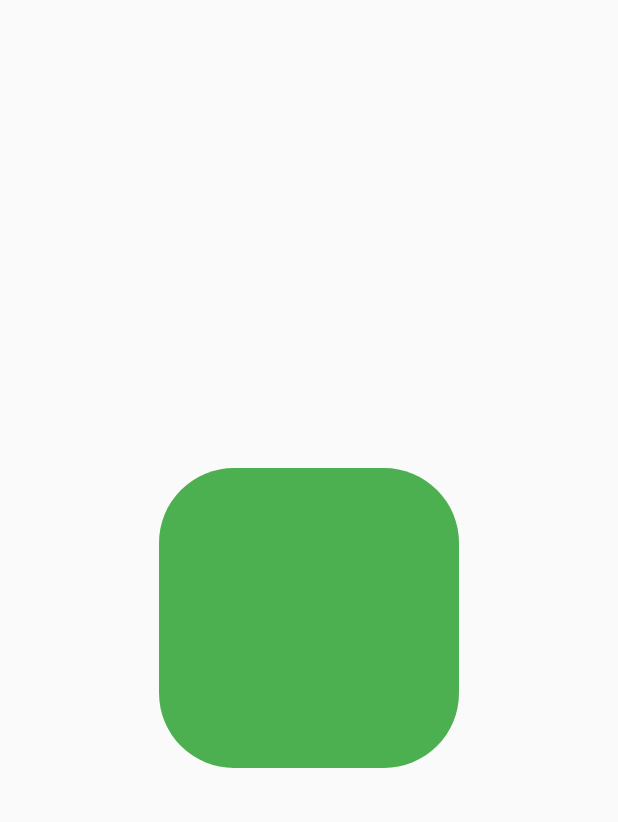
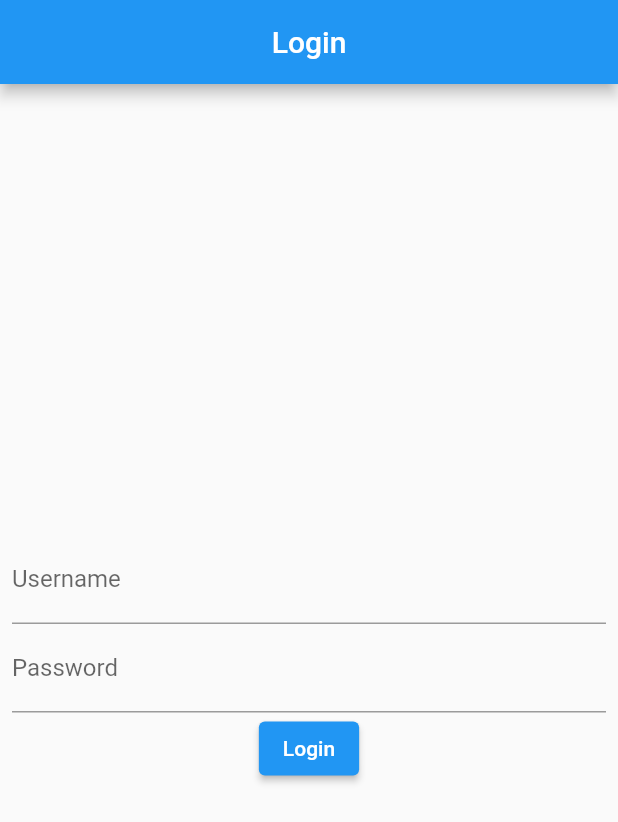
Before and after one commit to Tosin2289/flutter-tests, a Flutter app: the screen it shows after launch, on a phone screen of 412 x 824 dp. Shown: the top 822 px of the screen. Run offline on Flutter 3.47's test engine with Material 2 defaults, Android fonts, the phone set to English and light mode, and no system bars; our stand-ins replace go_router.

Commit message:
login screen integration test

```diff
--- /dev/null
+++ b/lib/integration_tests/login/login_page.dart
@@ -0,0 +1,70 @@
+import 'package:flutter/material.dart';
+
+import 'home_page.dart';
+
+class LoginScreen extends StatefulWidget {
+  const LoginScreen({super.key});
+
+  @override
+  State<LoginScreen> createState() => _LoginScreenState();
+}
+
+class _LoginScreenState extends State<LoginScreen> {
+  final _usernameController = TextEditingController();
+  final _passwordController = TextEditingController();
+  void _login() {
+    if (_usernameController.text == 'username' &&
+        _passwordController.text == '12345') {
+      Navigator.of(context).pushReplacement(MaterialPageRoute(
+        builder: (context) {
+          return const HomeScreen();
+        },
+      ));
+    } else {
+      showDialog(
+        context: context,
+        builder: (context) {
+          return AlertDialog(
+            title: const Text('Error'),
+            content: const Text("Invalid username or password"),
+            actions: [
+              TextButton(
+                  onPressed: () => Navigator.pop(context),
+                  child: const Text("OK"))
+            ],
+          );
+        },
+      );
+    }
+  }
+
+  @override
+  Widget build(BuildContext context) {
+    return Scaffold(
+      appBar: AppBar(
+        centerTitle: true,
+        title: const Text("Login"),
+      ),
+      body: Center(
+        child: Padding(
+          padding: const EdgeInsets.all(8.0),
+          child: Column(
+            mainAxisAlignment: MainAxisAlignment.center,
+            children: [
+              TextField(
+                controller: _usernameController,
+                decoration: const InputDecoration(labelText: 'Username'),
+              ),
+              TextField(
+                controller: _passwordController,
+                obscureText: true,
+                decoration: const InputDecoration(labelText: 'Password'),
+              ),
+              ElevatedButton(onPressed: _login, child: const Text("Login"))
+            ],
+          ),
+        ),
+      ),
+    );
+  }
+}
--- a/lib/main.dart
+++ b/lib/main.dart
@@ -8,6 +8,7 @@ import 'package:ftests/widget_test/api_test/user_repository.dart';
 import 'package:ftests/widget_test/counter_app/counter.dart';
 import 'package:go_router/go_router.dart';
 import 'package:provider/provider.dart';
+import 'integration_tests/login/login_page.dart';
 import 'screens/favorites.dart';
 import 'widget_test/animation/animation_screen.dart';
 
@@ -41,7 +42,7 @@ class TestingApp extends StatelessWidget {
   Widget build(BuildContext context) {
     return ChangeNotifierProvider<Favorites>(
         create: (context) => Favorites(),
-        child: const MaterialApp(home: AbimationScreen()));
+        child: const MaterialApp(home: LoginScreen()));
   }
 }
 // MaterialApp.router(
```
Also changed, not shown: lib/integration_tests/login/home_page.dart (added, +17 -0 lines), pubspec.yaml (+4 -4 lines), pubspec.lock, 1 other file.
